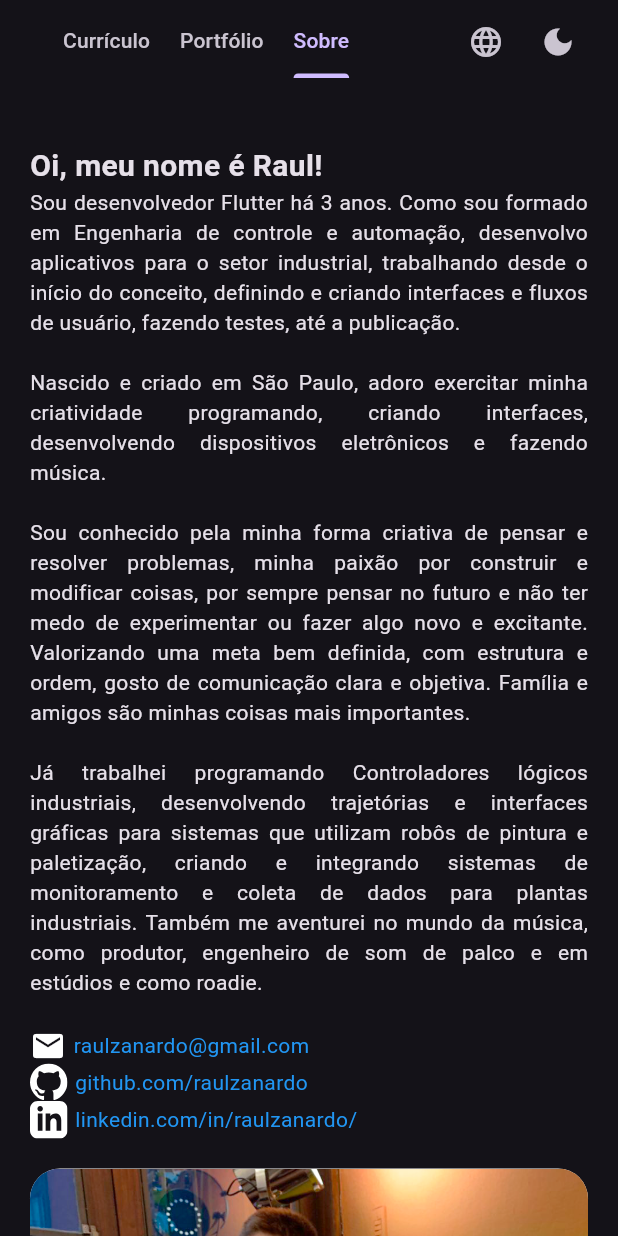
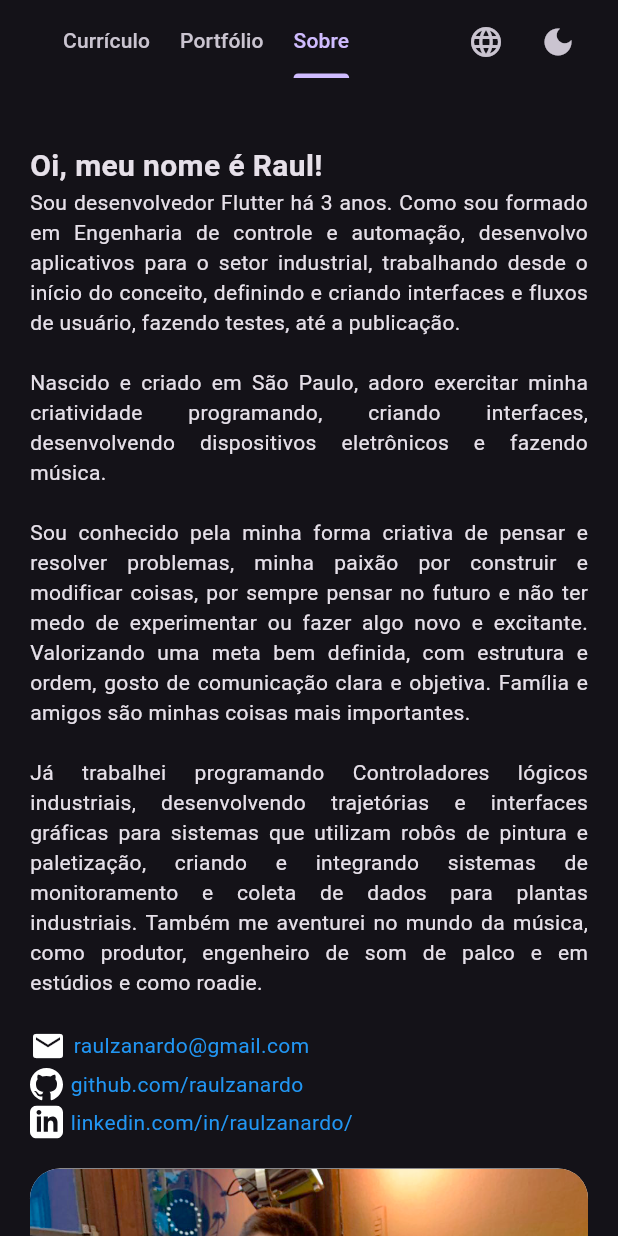
Before and after one commit to raulzanardo/curriculo, a Flutter app: the screen it shows after launch, tab 3 chosen, on a phone screen of 412 x 824 dp. Run offline on Flutter 3.47's test engine with Material 3 defaults, Android fonts, the phone set to English and light mode, and no system bars; our stand-ins replace flutter_svg, i18n_extension.

Commit message:
inserção de tag i18n

```diff
--- a/lib/pages/page_about.dart
+++ b/lib/pages/page_about.dart
@@ -60,6 +60,7 @@ class _PageAboutState extends State<PageAbout> {
                   ),
                 ],
               ),
+              const SizedBox(height: 3.0),
               Row(
                 children: [
                   WidgetCustomIcon(iconName: 'github'),
@@ -80,6 +81,7 @@ class _PageAboutState extends State<PageAbout> {
                   ),
                 ],
               ),
+              const SizedBox(height: 3.0),
               Row(
                 children: [
                   WidgetCustomIcon(iconName: 'linkedin'),
--- a/lib/widgets/widget_custom_icon.dart
+++ b/lib/widgets/widget_custom_icon.dart
@@ -16,12 +16,14 @@ class WidgetCustomIcon extends StatefulWidget {
 class _WidgetCustomIconState extends State<WidgetCustomIcon> {
   @override
   Widget build(BuildContext context) {
-    return SvgPicture.asset(
-      width: 25,
-      height: 25,
-      'assets/images/icons/icon_${widget.iconName}_dark.svg',
-      //TODO verificar outro método para troca de cor do SVG
-      color: (Theme.of(context).brightness == Brightness.dark )  ? Colors.white : Colors.black,
+    return Center(
+      child: SvgPicture.asset(
+        width: 22,
+        height: 22,
+        'assets/images/icons/icon_${widget.iconName}_dark.svg',
+        //TODO verificar outro método para troca de cor do SVG
+        color: (Theme.of(context).brightness == Brightness.dark )  ? Colors.white : Colors.black,
+      ),
     );
   }
 }
--- a/lib/widgets/widget_portfolio_item.dart
+++ b/lib/widgets/widget_portfolio_item.dart
@@ -1,3 +1,4 @@
+import 'package:curriculo/localization/localization_portfolio.i18n.dart';
 import 'package:curriculo/pages/sub_page/page_porfolio_item.dart';
 import 'package:flutter/cupertino.dart';
 import 'package:flutter/material.dart';
@@ -59,14 +60,14 @@ class _WidgetPortfolioItemState extends State<WidgetPortfolioItem> {
               ),
               const SizedBox(height: 10.0),
               Text(
-                widget.title,
+                widget.title.i18n,
                 style: const TextStyle(
                   fontWeight: FontWeight.bold,
                   fontSize: 20,
                 ),
               ),
               Text(
-                widget.body,
+                widget.body.i18n,
                 textAlign: TextAlign.justify,
               ),
               const SizedBox(height: 20.0),
--- a/lib/widgets/widget_text_box.dart
+++ b/lib/widgets/widget_text_box.dart
@@ -1,3 +1,4 @@
+import 'package:curriculo/localization/localization_curriculum.i18n.dart';
 import 'package:flutter/material.dart';
 import 'package:flutter/widgets.dart';
 
@@ -21,7 +22,7 @@ class _WidgetTextBoxState extends State<WidgetTextBox> {
         Visibility(
           visible: widget.title.isNotEmpty,
           child: Text(
-            widget.title,
+            widget.title.i18n,
             style: const TextStyle(
               fontSize: 20.0,
               fontWeight: FontWeight.bold,
@@ -29,7 +30,7 @@ class _WidgetTextBoxState extends State<WidgetTextBox> {
           ),
         ),
         Text(
-          widget.body,
+          widget.body.i18n,
           textAlign: TextAlign.justify,
         ),
       ],
```
Also changed, not shown: lib/localization/localization_portfolio.i18n.dart (added, +27 -0 lines).
